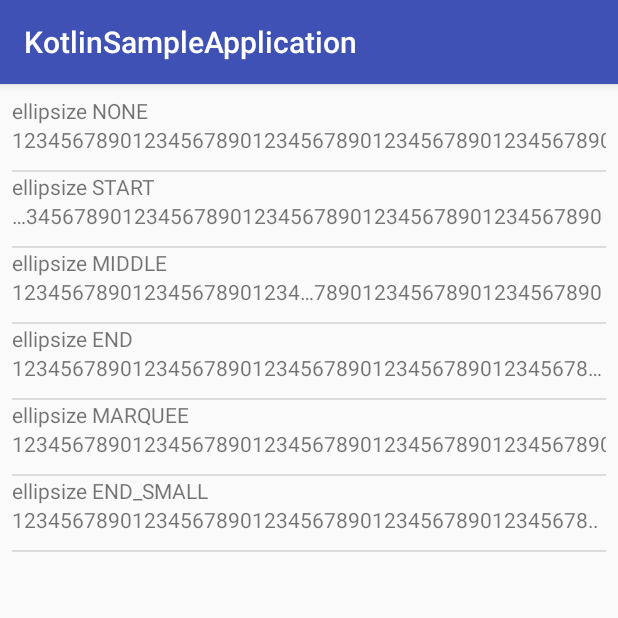
After one commit to yoshihiro-kato/android-samples, an Android app: the TextViewSampleActivity screen opened directly, with no data from a screen before it, on a phone screen of 412 x 824 dp, the top half of it. The commit adds this screen. Run offline under Robolectric (Android 15) with nearby library versions, the phone set to English and light mode, and no system bars.

Commit message:
add textview sample

```diff
--- a/KotlinSampleApplication/app/build.gradle
+++ b/KotlinSampleApplication/app/build.gradle
@@ -8,7 +8,7 @@ android {
     compileSdkVersion 28
     defaultConfig {
         applicationId "com.ykato.sample.kotlinsampleapplication"
-        minSdkVersion 26
+        minSdkVersion 28
         targetSdkVersion 28
         versionCode 1
         versionName "1.0"
--- a/KotlinSampleApplication/app/src/main/AndroidManifest.xml
+++ b/KotlinSampleApplication/app/src/main/AndroidManifest.xml
@@ -11,6 +11,7 @@
         android:roundIcon="@mipmap/ic_launcher_round"
         android:supportsRtl="true"
         android:theme="@style/AppTheme">
+        <activity android:name=".TextViewSampleActivity"></activity>
         <activity android:name=".MainActivity">
             <intent-filter>
                 <action android:name="android.intent.action.MAIN" />
--- a/KotlinSampleApplication/app/src/main/java/com/ykato/sample/kotlin/MainActivity.kt
+++ b/KotlinSampleApplication/app/src/main/java/com/ykato/sample/kotlin/MainActivity.kt
@@ -16,7 +16,7 @@ class MainActivity : AppCompatActivity() {
         super.onCreate(savedInstanceState)
         setContentView(R.layout.activity_main)
 
-        val funcList = arrayOf("surfaceView", "recyclerView")
+        val funcList = arrayOf("surfaceView", "recyclerView", "textview")
 
         val listView = findViewById<ListView>(R.id.sampleList)
 
@@ -30,7 +30,8 @@ class MainActivity : AppCompatActivity() {
         listView.setOnItemClickListener { parent, view, position, id ->
             val intent = when (position) {
                 0 -> Intent(this, SurfaceViewActivity::class.java)
-                else -> Intent(this, RecyclerViewMainActivity::class.java)
+                1 -> Intent(this, RecyclerViewMainActivity::class.java)
+                else -> Intent(this, TextViewSampleActivity::class.java)
             }
             startActivity(intent)
         }
--- /dev/null
+++ b/KotlinSampleApplication/app/src/main/java/com/ykato/sample/kotlin/TextViewSampleActivity.kt
@@ -0,0 +1,23 @@
+package com.ykato.sample.kotlin
+
+import android.support.v7.app.AppCompatActivity
+import android.os.Bundle
+import android.support.v7.widget.DividerItemDecoration
+import android.support.v7.widget.LinearLayoutManager
+import android.support.v7.widget.RecyclerView
+import com.ykato.sample.kotlin.textview.TextViewSampleAdapter
+import android.os.AsyncTask
+
+class TextViewSampleActivity : AppCompatActivity() {
+
+    override fun onCreate(savedInstanceState: Bundle?) {
+        super.onCreate(savedInstanceState)
+        setContentView(R.layout.activity_text_view_sample)
+
+        val recyclerView = findViewById<RecyclerView>(R.id.list)
+        recyclerView.adapter = TextViewSampleAdapter(this)
+        val layoutManager = LinearLayoutManager(this)
+        recyclerView.layoutManager = layoutManager
+        recyclerView.addItemDecoration(DividerItemDecoration(this, layoutManager.orientation))
+    }
+}
--- /dev/null
+++ b/KotlinSampleApplication/app/src/main/java/com/ykato/sample/kotlin/textview/TextViewSampleAdapter.kt
@@ -0,0 +1,57 @@
+package com.ykato.sample.kotlin.textview
+
+import android.content.Context
+import android.support.v7.widget.RecyclerView
+import android.text.TextUtils
+import android.view.LayoutInflater
+import android.view.View
+import android.view.ViewGroup
+import com.ykato.sample.kotlin.R
+import kotlinx.android.synthetic.main.list_adapter_item.view.*
+
+class TextViewSampleAdapter(
+        context: Context) : RecyclerView.Adapter<TextViewSampleAdapter.ListAdapterHolder>() {
+    private val inflater = LayoutInflater.from(context)
+
+    private val ID_NONE = 0
+    private val ID_START = 1
+    private val ID_MIDDLE = 2
+    private val ID_END = 3
+    private val ID_MARQUEE = 4
+    private val ID_END_SMALL = 5
+    private val ID_ARRAY = arrayOf(ID_NONE, ID_START, ID_MIDDLE, ID_END, ID_MARQUEE, ID_END_SMALL)
+
+    class ListAdapterHolder(view: View) : RecyclerView.ViewHolder(view)
+
+    override fun getItemCount(): Int {
+        return ID_ARRAY.size
+    }
+
+    override fun onCreateViewHolder(parent: ViewGroup, viewType: Int): ListAdapterHolder {
+        val view = inflater.inflate(R.layout.list_adapter_item, parent, false)
+        return ListAdapterHolder(view)
+    }
+
+    override fun onBindViewHolder(holder: ListAdapterHolder, position: Int) {
+        holder.itemView.setOnFocusChangeListener { v, hasFocus ->
+            if (hasFocus) {
+                if (position == ID_MARQUEE) holder.itemView.targetText.isSelected = true
+            } else {
+                if (position == ID_MARQUEE) holder.itemView.targetText.isSelected = false
+            }
+        }
+        when (position) {
+            ID_NONE -> setEllipsize(holder, "ellipsize NONE", null)
+            ID_START -> setEllipsize(holder, "ellipsize START", TextUtils.TruncateAt.START)
+            ID_MIDDLE -> setEllipsize(holder, "ellipsize MIDDLE", TextUtils.TruncateAt.MIDDLE)
+            ID_END -> setEllipsize(holder, "ellipsize END", TextUtils.TruncateAt.END)
+            ID_MARQUEE -> setEllipsize(holder, "ellipsize MARQUEE", TextUtils.TruncateAt.MARQUEE)
+            else -> setEllipsize(holder, "ellipsize END_SMALL", TextUtils.TruncateAt.END_SMALL)
+        }
+    }
+
+    private fun setEllipsize(holder: ListAdapterHolder, text: String, where: TextUtils.TruncateAt?) {
+        holder.itemView.ellipsize.setText(text)
+        holder.itemView.targetText.ellipsize = where
+    }
+}
--- /dev/null
+++ b/KotlinSampleApplication/app/src/main/res/layout/activity_text_view_sample.xml
@@ -0,0 +1,24 @@
+<?xml version="1.0" encoding="utf-8"?>
+<android.support.constraint.ConstraintLayout xmlns:android="http://schemas.android.com/apk/res/android"
+    xmlns:app="http://schemas.android.com/apk/res-auto"
+    xmlns:tools="http://schemas.android.com/tools"
+    android:layout_width="match_parent"
+    android:layout_height="match_parent"
+    tools:context="com.ykato.sample.kotlin.TextViewSampleActivity">
+
+    <android.support.v7.widget.RecyclerView
+        android:id="@+id/list"
+        android:layout_width="0dp"
+        android:layout_height="0dp"
+        android:layout_marginBottom="8dp"
+        android:layout_marginEnd="8dp"
+        android:layout_marginLeft="8dp"
+        android:layout_marginRight="8dp"
+        android:layout_marginStart="8dp"
+        android:layout_marginTop="8dp"
+        app:layout_constraintBottom_toBottomOf="parent"
+        app:layout_constraintEnd_toEndOf="parent"
+        app:layout_constraintHorizontal_bias="0.0"
+        app:layout_constraintStart_toStartOf="parent"
+        app:layout_constraintTop_toTopOf="parent" />
+</android.support.constraint.ConstraintLayout>
--- /dev/null
+++ b/KotlinSampleApplication/app/src/main/res/layout/list_adapter_item.xml
@@ -0,0 +1,20 @@
+<?xml version="1.0" encoding="utf-8"?>
+<LinearLayout xmlns:android="http://schemas.android.com/apk/res/android"
+    android:layout_width="match_parent"
+    android:layout_height="wrap_content"
+    android:focusable="true"
+    android:orientation="vertical">
+
+    <TextView
+        android:id="@+id/ellipsize"
+        android:layout_width="match_parent"
+        android:layout_height="wrap_content" />
+
+    <TextView
+        android:id="@+id/targetText"
+        android:ellipsize="none"
+        android:layout_width="match_parent"
+        android:layout_height="30dp"
+        android:singleLine="true"
+        android:text="1234567890123456789012345678901234567890123456789012345678901234567890123456789012345678901234567890" />
+</LinearLayout>
```
